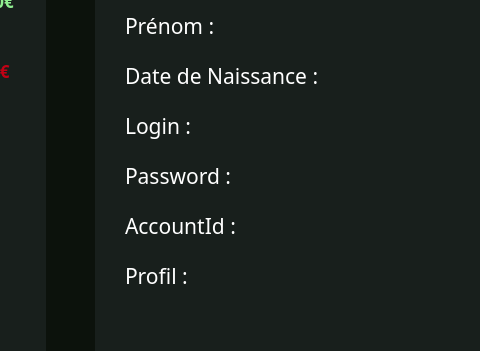
Old version of the form informations_client.ui in the repository SparqueeZ/Bank-Root; both pictures show x 285 to 765 and y 260 to 611 of the 1441 by 837 pixel window.
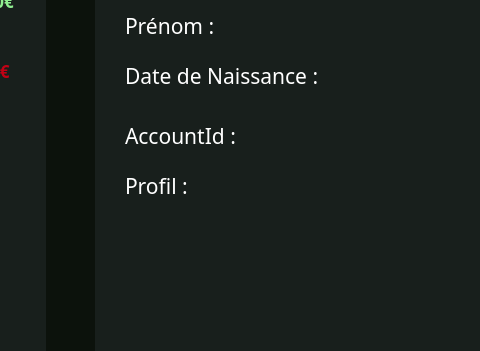
New version of the form. Icons and pictures are not drawn.

Commit message: Recherche client + info Historique client

The edit to the form file:
```diff
--- a/informations_client.ui
+++ b/informations_client.ui
@@ -128,59 +128,11 @@
       <string>Date de Naissance :</string>
      </property>
     </widget>
-    <widget class="QLabel" name="labelFirstAccountBalance_92">
-     <property name="geometry">
-      <rect>
-       <x>30</x>
-       <y>190</y>
-       <width>221</width>
-       <height>31</height>
-      </rect>
-     </property>
-     <property name="font">
-      <font>
-       <family>Montserrat SemiBold</family>
-       <pointsize>16</pointsize>
-      </font>
-     </property>
-     <property name="styleSheet">
-      <string notr="true">QLabel {
-    color: white;
-}</string>
-     </property>
-     <property name="text">
-      <string>Login : </string>
-     </property>
-    </widget>
-    <widget class="QLabel" name="labelFirstAccountBalance_93">
-     <property name="geometry">
-      <rect>
-       <x>30</x>
-       <y>240</y>
-       <width>221</width>
-       <height>31</height>
-      </rect>
-     </property>
-     <property name="font">
-      <font>
-       <family>Montserrat SemiBold</family>
-       <pointsize>16</pointsize>
-      </font>
-     </property>
-     <property name="styleSheet">
-      <string notr="true">QLabel {
-    color: white;
-}</string>
-     </property>
-     <property name="text">
-      <string>Password : </string>
-     </property>
-    </widget>
     <widget class="QLabel" name="labelFirstAccountBalance_94">
      <property name="geometry">
       <rect>
        <x>30</x>
-       <y>290</y>
+       <y>200</y>
        <width>221</width>
        <height>31</height>
       </rect>
@@ -204,7 +156,7 @@
      <property name="geometry">
       <rect>
        <x>30</x>
-       <y>340</y>
+       <y>250</y>
        <width>221</width>
        <height>31</height>
       </rect>
@@ -785,19 +737,6 @@
      </property>
     </widget>
    </widget>
-   <widget class="QWidget" name="ActionBtn_25" native="true">
-    <property name="geometry">
-     <rect>
-      <x>620</x>
-      <y>290</y>
-      <width>230</width>
-      <height>110</height>
-     </rect>
-    </property>
-    <property name="styleSheet">
-     <string notr="true">background:transparent;</string>
-    </property>
-   </widget>
    <widget class="QWidget" name="ActionBtn_26" native="true">
     <property name="geometry">
      <rect>
```
The commit also changes 7 other files.
